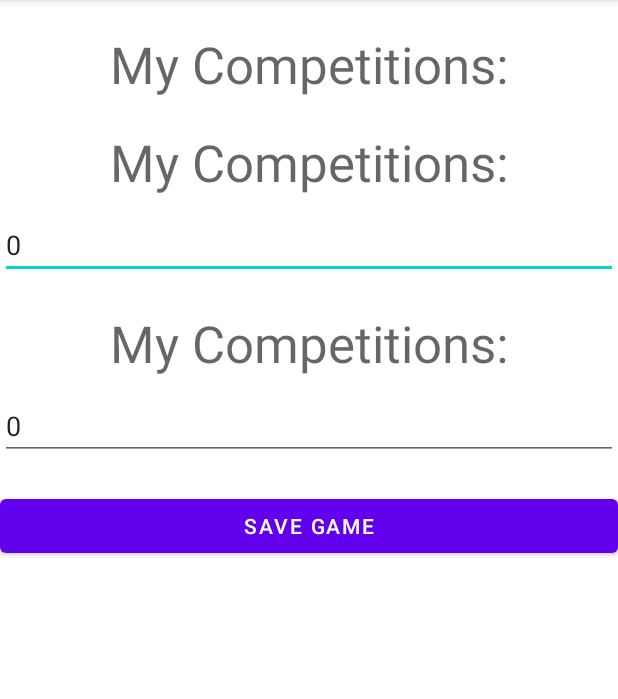
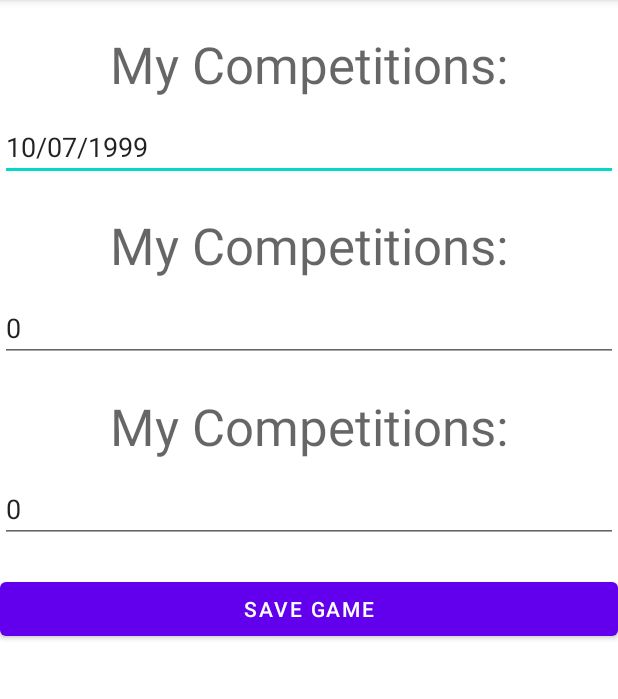
Before and after one commit to ohad1s/Champions-bet-app, an Android app: the activity_game_manager screen opened directly, with no data from a screen before it, after a tap on "SAVE GAME", on a phone screen of 412 x 824 dp, the part 84-783 px from its top. Run offline under Robolectric (Android 15) with nearby library versions, the phone set to English and light mode, and no system bars; our stand-ins replace Firebase (no records; nobody signed in at launch, a user with empty details on screens opened directly); 14 statements that could not run were skipped.

Commit message:
my commit :)

```diff
--- a/app/src/main/java/com/example/champions/activity_game_manager.java
+++ b/app/src/main/java/com/example/champions/activity_game_manager.java
@@ -18,6 +18,10 @@ import com.google.firebase.firestore.DocumentReference;
 import com.google.firebase.firestore.DocumentSnapshot;
 import com.google.firebase.firestore.FirebaseFirestore;
 
+import java.text.ParseException;
+import java.text.SimpleDateFormat;
+import java.util.Date;
+
 import src.games.Game;
 import src.games.Tournament;
 import src.games.User;
@@ -31,6 +35,7 @@ public class activity_game_manager extends AppCompatActivity {
     private FirebaseFirestore firebaseDatabase; // the data base we work on
 
     private TextView game_name_TextView;
+    private EditText game_date_EditText;
     private TextView home_name_TextView;
     private EditText home_score_EditText;
     private TextView away_name_TextView;
@@ -77,6 +82,7 @@ public class activity_game_manager extends AppCompatActivity {
     }
     public void afteronCreate() {
         game_name_TextView = (TextView) findViewById(R.id.game_name);
+        game_date_EditText = (EditText) findViewById(R.id.game_date);
         home_name_TextView = (TextView) findViewById(R.id.home_name);
         home_score_EditText = (EditText) findViewById(R.id.home_score);
         away_name_TextView = (TextView) findViewById(R.id.away_name);
@@ -84,15 +90,22 @@ public class activity_game_manager extends AppCompatActivity {
         save_game_Button = (Button) findViewById(R.id.save_game);
 
         game_name_TextView.setText(game.getGameID());
+        try {
+            game_date_EditText.setText(new SimpleDateFormat("dd/MM/yyyy").parse(game.getFinal_date().toString()).toString());
+        } catch (ParseException e) {
+            e.printStackTrace();
+        }
         home_name_TextView.setText(game.getHome().getName());
         home_score_EditText.setText(game.getHome_score() + "");
         away_name_TextView.setText(game.getAway().getName());
         away_score_EditText.setText(game.getAway_score() + "");
     }
 
-    public void SaveGame(View view) {
+    public void SaveGame(View view) throws ParseException {
+        Date gameDate =  new SimpleDateFormat("dd/MM/yyyy").parse(game_date_EditText.getText().toString());
         int homeScore = Integer.parseInt(home_score_EditText.getText().toString());
         int awayScore = Integer.parseInt(away_score_EditText.getText().toString());
+        game.setFinal_date(gameDate);
         game.setHome_score(homeScore);
         game.setAway_score(awayScore);
 
--- a/app/src/main/res/layout/activity_game_manager.xml
+++ b/app/src/main/res/layout/activity_game_manager.xml
@@ -6,10 +6,6 @@
     android:layout_height="match_parent"
     tools:context=".activity_game_manager">
 
-    <ImageView
-        android:id="@+id/game_img"
-        android:layout_width="100dp"
-        android:layout_height="80dp" />
 
     <TextView
         android:id="@+id/game_name"
@@ -21,12 +17,20 @@
         app:layout_constraintEnd_toEndOf="parent"
         app:layout_constraintStart_toStartOf="parent"
         android:layout_centerHorizontal="true"/>
+    <EditText
+        android:id="@+id/game_date"
+        android:layout_width="match_parent"
+        android:layout_height="wrap_content"
+        android:layout_below="@+id/game_name"
+        android:layout_marginTop="10dp"
+        android:text="10/07/1999"
+        android:inputType="date"/>
     <TextView
         android:id="@+id/home_name"
         android:layout_width="wrap_content"
         android:layout_height="wrap_content"
         android:text="My Competitions:"
-        android:layout_below="@+id/game_name"
+        android:layout_below="@+id/game_date"
         android:layout_marginTop="20dp"
         android:textAppearance="@style/TextAppearance.AppCompat.Display1"
         app:layout_constraintEnd_toEndOf="parent"
```
